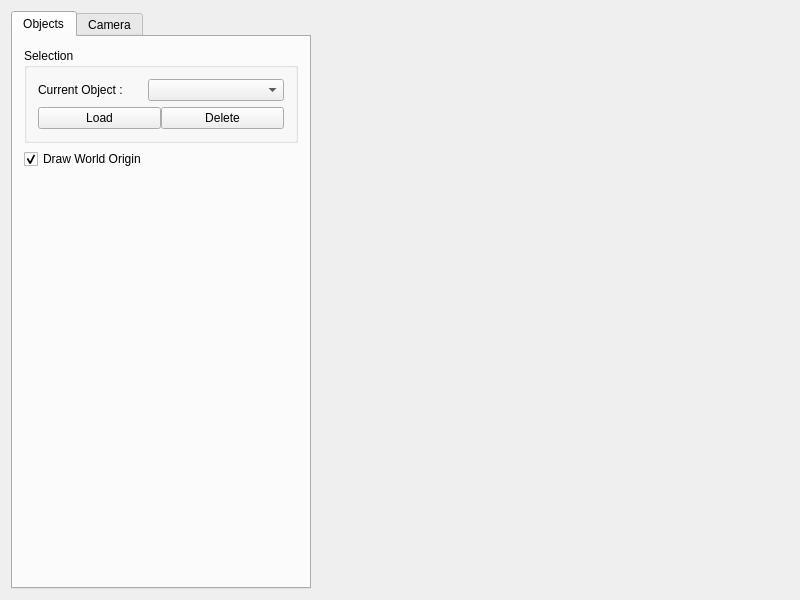
This is mainwindow.ui in tompitkin/RayTracer as Qt 5 draws it before an edit. The edited form follows.
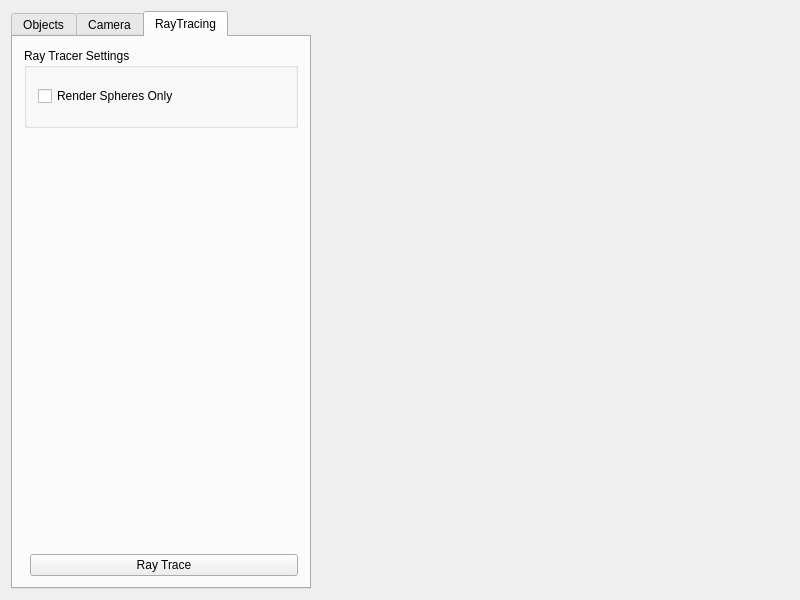
This is the edited form. The open tabs and pages were chosen to show the change. Custom widgets are drawn as their Qt base class.

Commit message: Added all the functionality to raytrace spheres. Just need to get a shader written to handle the texture that is created.

The edit to the form file:
```diff
--- a/mainwindow.ui
+++ b/mainwindow.ui
@@ -35,6 +35,9 @@
       <property name="autoFillBackground">
        <bool>false</bool>
       </property>
+      <property name="tabPosition">
+       <enum>QTabWidget::North</enum>
+      </property>
       <property name="tabShape">
        <enum>QTabWidget::Rounded</enum>
       </property>
@@ -155,6 +158,70 @@
         <string>Camera</string>
        </attribute>
       </widget>
+      <widget class="QWidget" name="RayTracingPanel">
+       <attribute name="title">
+        <string>RayTracing</string>
+       </attribute>
+       <layout class="QFormLayout" name="formLayout_2">
+        <property name="fieldGrowthPolicy">
+         <enum>QFormLayout::AllNonFixedFieldsGrow</enum>
+        </property>
+        <item row="0" column="0" colspan="2">
+         <widget class="QGroupBox" name="groupBox_2">
+          <property name="sizePolicy">
+           <sizepolicy hsizetype="Preferred" vsizetype="Preferred">
+            <horstretch>0</horstretch>
+            <verstretch>0</verstretch>
+           </sizepolicy>
+          </property>
+          <property name="minimumSize">
+           <size>
+            <width>0</width>
+            <height>80</height>
+           </size>
+          </property>
+          <property name="maximumSize">
+           <size>
+            <width>16777215</width>
+            <height>200</height>
+           </size>
+          </property>
+          <property name="title">
+           <string>Ray Tracer Settings</string>
+          </property>
+          <layout class="QVBoxLayout" name="verticalLayout_2">
+           <item>
+            <widget class="QCheckBox" name="checkBox">
+             <property name="text">
+              <string>Render Spheres Only</string>
+             </property>
+            </widget>
+           </item>
+          </layout>
+         </widget>
+        </item>
+        <item row="2" column="1">
+         <widget class="QPushButton" name="RayTraceButton">
+          <property name="text">
+           <string>Ray Trace</string>
+          </property>
+         </widget>
+        </item>
+        <item row="1" column="1">
+         <spacer name="verticalSpacer">
+          <property name="orientation">
+           <enum>Qt::Vertical</enum>
+          </property>
+          <property name="sizeHint" stdset="0">
+           <size>
+            <width>20</width>
+            <height>40</height>
+           </size>
+          </property>
+         </spacer>
+        </item>
+       </layout>
+      </widget>
      </widget>
     </item>
     <item>
```
The commit also changes 16 other files.
